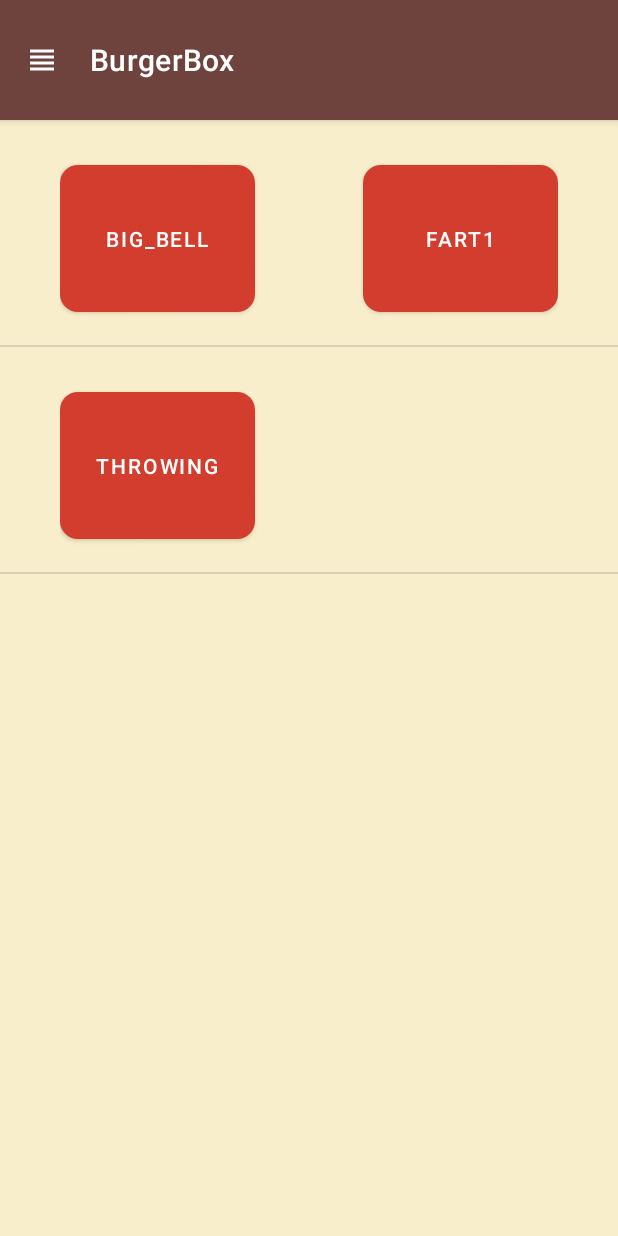
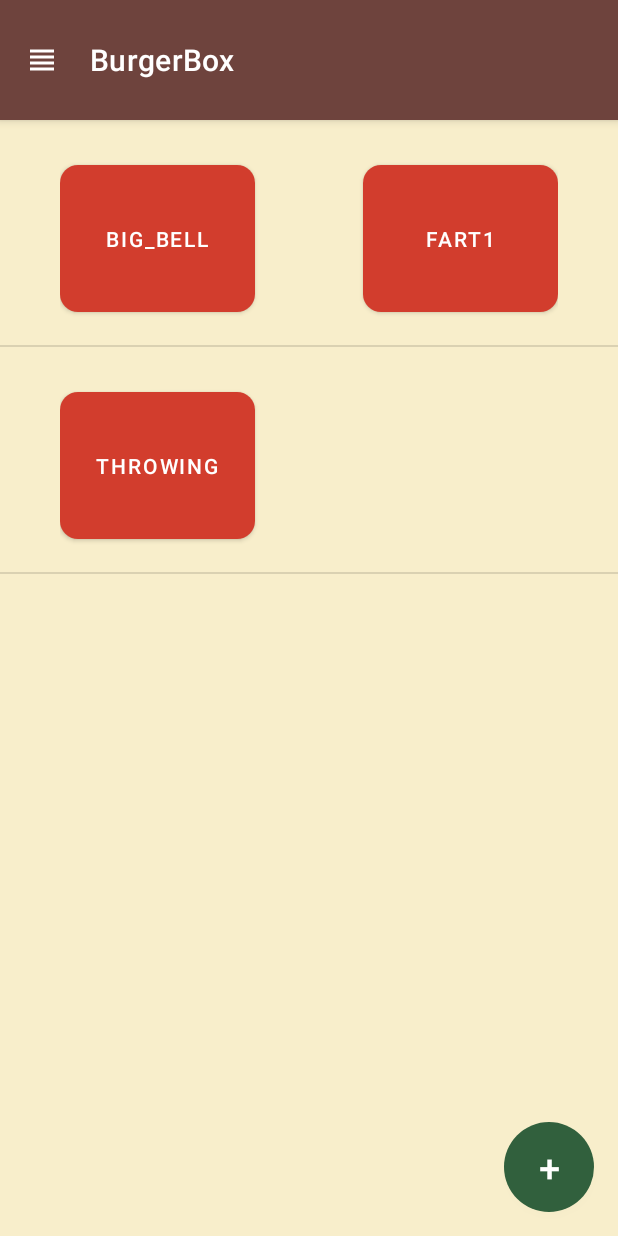
Before and after one commit to Ryoris/BurgerBox, an Android app: the screen it shows after launch (MainActivity), on a phone screen of 412 x 824 dp. Run offline under Robolectric (Android 15) with nearby library versions, the phone set to English and light mode, and no system bars.

Commit message:
Ajout du bouton d'ajout des sons

```diff
--- a/app/src/main/java/com/clem/burgerbox/BaseActivity.java
+++ b/app/src/main/java/com/clem/burgerbox/BaseActivity.java
@@ -6,7 +6,6 @@ import android.os.Bundle;
 import android.view.ContextThemeWrapper;
 import android.view.MenuInflater;
 import android.widget.FrameLayout;
-
 import androidx.activity.EdgeToEdge;
 import androidx.annotation.LayoutRes;
 import androidx.appcompat.app.AppCompatActivity;
@@ -52,10 +51,7 @@ public abstract class BaseActivity extends AppCompatActivity {
                     startActivity(new Intent(this, MainActivity.class));
                     finish();
                     return true;
-                } else if (id == R.id.importer_un_son) {
-                    // TODO: implémenter
-                    return true;
-                } else if (id == R.id.générer_un_son) {
+                } else if (id == R.id.generer_un_son) {
                     startActivity(new Intent(this, Generer_son.class));
                     finish();
                     return true;
--- /dev/null
+++ b/app/src/main/res/drawable/rounded_button.xml
@@ -0,0 +1,10 @@
+<?xml version="1.0" encoding="utf-8"?>
+<ripple xmlns:android="http://schemas.android.com/apk/res/android"
+    android:color="?attr/colorControlHighlight">
+    <item>
+        <shape android:shape="oval">
+            <solid android:color="@color/retro_green"/>
+            <size android:width="60dp" android:height="60dp"/>
+        </shape>
+    </item>
+</ripple>
--- a/app/src/main/res/layout/activity_main.xml
+++ b/app/src/main/res/layout/activity_main.xml
@@ -10,11 +10,28 @@
     <ListView
         android:id="@+id/listview_1"
         android:layout_width="match_parent"
-        android:layout_height="match_parent" />
+        android:layout_height="match_parent"
+        tools:layout_editor_absoluteX="198dp"
+        tools:layout_editor_absoluteY="16dp" />
 
         <!--
         app:menu="@menu/action_buttons"
         -->
+    <Button
+        android:id="@+id/btn_add_sound"
+        android:layout_width="60dp"
+        android:layout_height="60dp"
+        android:layout_gravity="bottom|end"
+        android:layout_margin="16dp"
+        android:background="@drawable/rounded_button"
+        android:elevation="6dp"
+        android:gravity="center"
+        android:text="@string/plus"
+        android:textSize="25sp"
+        android:textColor="@android:color/white"
+        app:layout_constraintBottom_toBottomOf="parent"
+        app:layout_constraintEnd_toEndOf="parent"
+        app:backgroundTint="@null" />       <!-- Impose la couleur -->
 
 
 </androidx.constraintlayout.widget.ConstraintLayout>
--- a/app/src/main/res/menu/action_buttons.xml
+++ b/app/src/main/res/menu/action_buttons.xml
@@ -8,12 +8,8 @@
         app:showAsAction="never"/>
 
 
-    <item android:id="@+id/importer_un_son"
-        android:title="@string/importer_un_son"
-        app:showAsAction="never"/>
-
     <item
-        android:id="@+id/générer_un_son"
+        android:id="@+id/generer_un_son"
         android:title="@string/générer_un_son"
         app:showAsAction="never"/>
 
--- a/app/src/main/res/values/strings.xml
+++ b/app/src/main/res/values/strings.xml
@@ -42,4 +42,6 @@
 
         “Travaille bien, mais n’oublie pas de manger chaud.”
     </string>
+    <string name="add_sound" />
+    <string name="plus">+</string>
 </resources>
```
